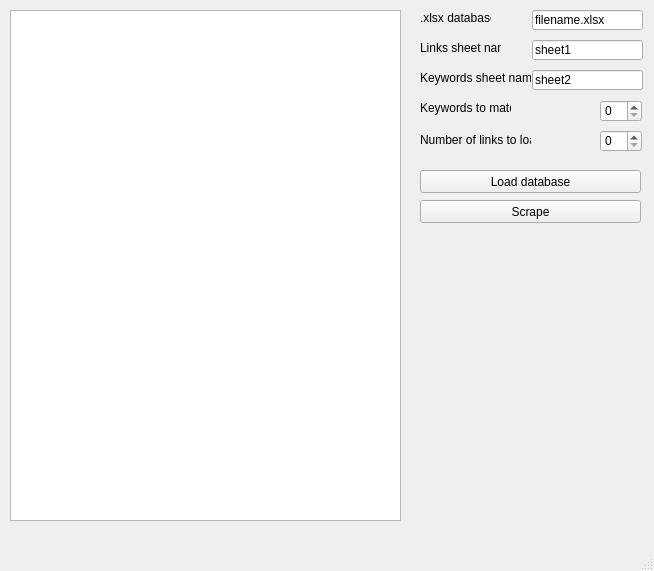
Qt form design.ui (Paukal/WebScraper) before a commit.
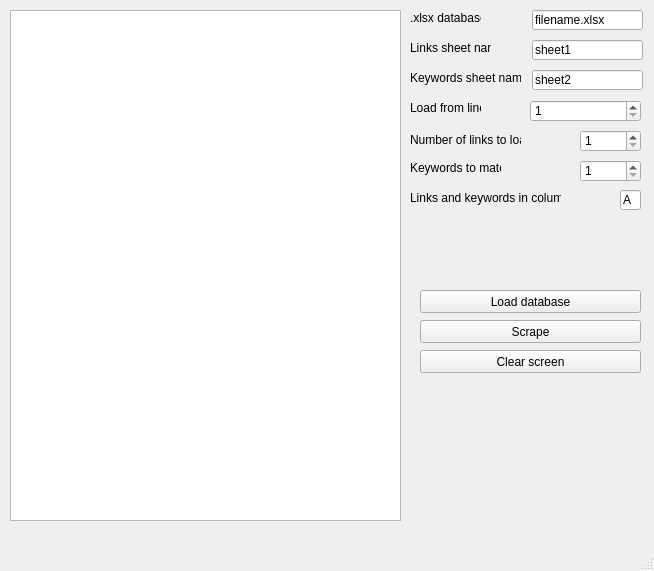
The same form after that commit.

```diff
--- a/design.ui
+++ b/design.ui
@@ -18,7 +18,7 @@
     <property name="geometry">
      <rect>
       <x>420</x>
-      <y>170</y>
+      <y>290</y>
       <width>221</width>
       <height>23</height>
      </rect>
@@ -30,17 +30,26 @@
    <widget class="QSpinBox" name="spinBox">
     <property name="geometry">
      <rect>
-      <x>600</x>
+      <x>580</x>
       <y>130</y>
-      <width>42</width>
+      <width>61</width>
       <height>22</height>
      </rect>
     </property>
+    <property name="minimum">
+     <number>1</number>
+    </property>
+    <property name="maximum">
+     <number>10000</number>
+    </property>
+    <property name="value">
+     <number>1</number>
+    </property>
    </widget>
    <widget class="QLabel" name="label">
     <property name="geometry">
      <rect>
-      <x>420</x>
+      <x>410</x>
       <y>130</y>
       <width>111</width>
       <height>20</height>
@@ -53,18 +62,21 @@
    <widget class="QSpinBox" name="spinBox_2">
     <property name="geometry">
      <rect>
-      <x>600</x>
-      <y>100</y>
-      <width>42</width>
+      <x>580</x>
+      <y>160</y>
+      <width>61</width>
       <height>22</height>
      </rect>
     </property>
+    <property name="minimum">
+     <number>1</number>
+    </property>
    </widget>
    <widget class="QLabel" name="label_2">
     <property name="geometry">
      <rect>
-      <x>420</x>
-      <y>100</y>
+      <x>410</x>
+      <y>160</y>
       <width>91</width>
       <height>16</height>
      </rect>
@@ -80,7 +92,7 @@
     <property name="geometry">
      <rect>
       <x>420</x>
-      <y>200</y>
+      <y>320</y>
       <width>221</width>
       <height>23</height>
      </rect>
@@ -115,7 +127,7 @@
    <widget class="QLabel" name="label_3">
     <property name="geometry">
      <rect>
-      <x>420</x>
+      <x>410</x>
       <y>10</y>
       <width>71</width>
       <height>16</height>
@@ -154,7 +166,7 @@
    <widget class="QLabel" name="label_4">
     <property name="geometry">
      <rect>
-      <x>420</x>
+      <x>410</x>
       <y>40</y>
       <width>81</width>
       <height>16</height>
@@ -167,7 +179,7 @@
    <widget class="QLabel" name="label_5">
     <property name="geometry">
      <rect>
-      <x>420</x>
+      <x>410</x>
       <y>70</y>
       <width>111</width>
       <height>16</height>
@@ -177,6 +189,74 @@
      <string>Keywords sheet name</string>
     </property>
    </widget>
+   <widget class="QPushButton" name="pushButton_3">
+    <property name="geometry">
+     <rect>
+      <x>420</x>
+      <y>350</y>
+      <width>221</width>
+      <height>23</height>
+     </rect>
+    </property>
+    <property name="text">
+     <string>Clear screen</string>
+    </property>
+   </widget>
+   <widget class="QLineEdit" name="lineEdit_4">
+    <property name="geometry">
+     <rect>
+      <x>620</x>
+      <y>190</y>
+      <width>21</width>
+      <height>20</height>
+     </rect>
+    </property>
+    <property name="text">
+     <string>A</string>
+    </property>
+   </widget>
+   <widget class="QLabel" name="label_6">
+    <property name="geometry">
+     <rect>
+      <x>410</x>
+      <y>190</y>
+      <width>151</width>
+      <height>16</height>
+     </rect>
+    </property>
+    <property name="text">
+     <string>Links and keywords in column</string>
+    </property>
+   </widget>
+   <widget class="QSpinBox" name="spinBox_3">
+    <property name="geometry">
+     <rect>
+      <x>530</x>
+      <y>100</y>
+      <width>111</width>
+      <height>22</height>
+     </rect>
+    </property>
+    <property name="minimum">
+     <number>1</number>
+    </property>
+    <property name="maximum">
+     <number>1000000</number>
+    </property>
+   </widget>
+   <widget class="QLabel" name="label_7">
+    <property name="geometry">
+     <rect>
+      <x>410</x>
+      <y>100</y>
+      <width>71</width>
+      <height>16</height>
+     </rect>
+    </property>
+    <property name="text">
+     <string>Load from line</string>
+    </property>
+   </widget>
   </widget>
   <widget class="QMenuBar" name="menubar">
    <property name="geometry">
```
